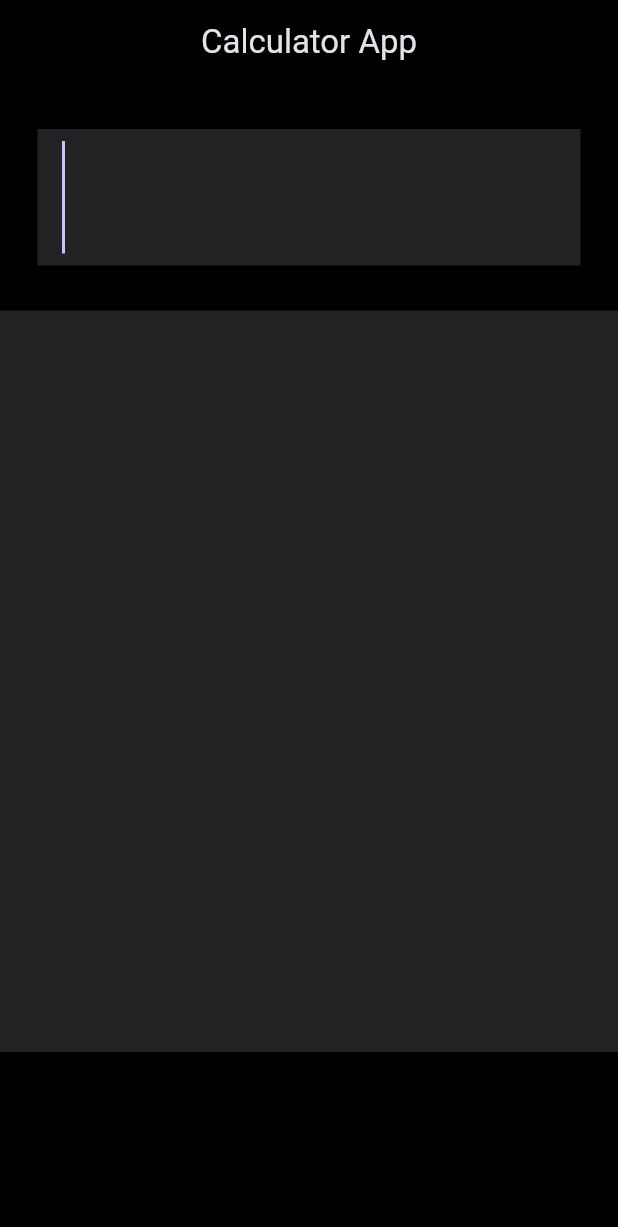
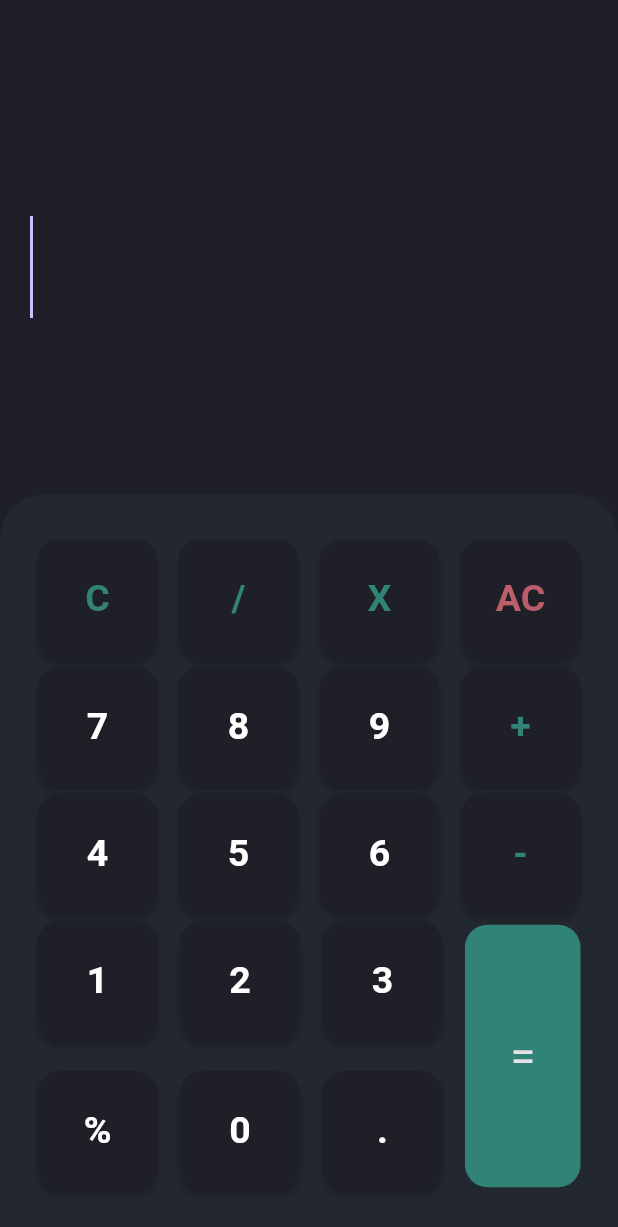
Before and after one commit to th3varun/calculator_app, a Flutter app: the screen it shows after launch, on a phone screen of 412 x 824 dp. Shown: the top 1227 px of the screen. Run offline on Flutter 3.47's test engine with Material 3 defaults, Android fonts, the phone set to English and light mode, and no system bars; missing offline and left inert: function_tree.

Commit message:
modified:   android/app/src/main/AndroidManifest.xml 	modified:   android/app/src/main/res/mipmap-hdpi/ic_launcher.png 	modified:   android/app/src/main/res/mipmap-mdpi/ic_launcher.png 	modified:   android/app/src/main/res/mipmap-xhdpi/ic_launcher.png 	modified:   android/app/src/main/res/mipmap-xxhdpi/ic_launcher.png 	modified:   android/app/src/main/res/mipmap-xxxhdpi/ic_launcher.png 	new file:   lib/Provider/cal_provider.dart 	modified:   lib/constant/colors.dart 	modified:   lib/main.dart 	modified:   lib/screens/home_screen.dart 	new file:   lib/screens/widgets_data.dart 	new file:   lib/widgets/button.dart 	new file:   lib/widgets/cal_buttons.dart 	modified:   lib/widgets/text_field.dart 	modified:   pubspec.lock 	modified:   pubspec.yaml

```diff
--- /dev/null
+++ b/lib/Provider/cal_provider.dart
@@ -0,0 +1,40 @@
+import 'package:flutter/material.dart';
+import 'package:function_tree/function_tree.dart';
+
+class CalculatorProvider extends ChangeNotifier {
+  final compController = TextEditingController();
+
+  setValue(String value) {
+    String str = compController.text;
+
+    switch (value) {
+      case "C":
+        compController.text = str.substring(0, str.length - 1);
+        break;
+      case "AC":
+        compController.clear();
+        break;
+      case "X":
+        compController.text += "*";
+        break;
+      case "=":
+        compute();
+        break;
+      default:
+        compController.text += value;
+    }
+    compController.selection = TextSelection.fromPosition(
+        TextPosition(offset: compController.text.length));
+  }
+
+  compute() {
+    String text = compController.text;
+    compController.text = text.interpret().toString();
+  }
+
+  @override
+  void dispose() {
+    super.dispose();
+    compController.dispose();
+  }
+}
--- a/lib/constant/colors.dart
+++ b/lib/constant/colors.dart
@@ -1,7 +1,14 @@
 import 'package:flutter/material.dart';
 
 class AppColors {
-  static const primaryColor = Color(0xFF212224);
-  static const secondaryColor = Color(0xFF317AF7);
-  static const secondary2Color = Color(0xFF26282D);
+  static const primaryColor = Color(0xFF23272f);
+  static const secondaryColor = Color(0xFF318377);
+  static const secondary2Color = Color(0xFF1f2027);
+  static const tertiaryColor = Color(0xFFbc5d6c);
 }
+
+//class AppColors {
+  //static const primaryColor = Color(0xFF212224);
+  //static const secondaryColor = Color(0xFF317AF7);
+ // static const secondary2Color = Color(0xFF26282D);
+//}
--- a/lib/main.dart
+++ b/lib/main.dart
@@ -1,5 +1,7 @@
+import 'package:calculator_app/Provider/cal_provider.dart';
 import 'package:calculator_app/screens/home_screen.dart';
 import 'package:flutter/material.dart';
+import 'package:provider/provider.dart';
 
 void main() {
   runApp(const CalaculatorApp());
@@ -15,12 +17,13 @@ class CalaculatorApp extends StatefulWidget {
 class _CalaculatorAppState extends State<CalaculatorApp> {
   @override
   Widget build(BuildContext context) {
-    return MaterialApp(
-      theme: ThemeData.dark(),
-      debugShowCheckedModeBanner: false,
-      home: const HomeScreen(),
-      // This is to check
-      //wow this really works
+    return ChangeNotifierProvider(
+      create: (context) => CalculatorProvider(),
+      child: MaterialApp(
+        theme: ThemeData.dark(),
+        debugShowCheckedModeBanner: false,
+        home: const HomeScreen(),
+      ),
     );
   }
 }
--- a/lib/screens/home_screen.dart
+++ b/lib/screens/home_screen.dart
@@ -1,6 +1,10 @@
+import 'package:calculator_app/Provider/cal_provider.dart';
 import 'package:calculator_app/constant/colors.dart';
+import 'package:calculator_app/screens/widgets_data.dart';
+import 'package:calculator_app/widgets/cal_buttons.dart';
 import 'package:calculator_app/widgets/text_field.dart';
 import 'package:flutter/material.dart';
+import 'package:provider/provider.dart';
 
 class HomeScreen extends StatelessWidget {
   const HomeScreen({super.key});
@@ -8,24 +12,79 @@ class HomeScreen extends StatelessWidget {
   @override
   Widget build(BuildContext context) {
     final screenHeight = MediaQuery.sizeOf(context).height;
-    final padding = EdgeInsets.symmetric(horizontal: 25, vertical: 30);
+    const padding = EdgeInsets.symmetric(horizontal: 25, vertical: 30);
+    const decoration = BoxDecoration(
+        color: AppColors.primaryColor,
+        borderRadius: BorderRadius.vertical(top: Radius.circular(30)));
+
+    return Consumer<CalculatorProvider>(builder: (context, provider, _) {
       return Scaffold(
-      backgroundColor: Colors.black,
+        backgroundColor: AppColors.secondary2Color,
         appBar: AppBar(
-        title: const Center(child: Text("Calculator App")),
-        backgroundColor: Colors.black,
+          title: const Center(child: Text("")),
+          backgroundColor: AppColors.secondary2Color,
         ),
         body: Column(
           children: [
-          CustomTextField(),
+            CustomTextField(
+              controller: provider.compController,
+            ),
+            const Spacer(),
             Container(
               height: screenHeight * 0.6,
               width: double.infinity,
               padding: padding,
-            decoration: BoxDecoration(color: AppColors.primaryColor),
+              decoration: decoration,
+              child: Column(
+                mainAxisAlignment: MainAxisAlignment.spaceBetween,
+                children: [
+                  Row(
+                    mainAxisAlignment: MainAxisAlignment.spaceBetween,
+                    children: List.generate(4, (index) => buttonList[index]),
+                  ),
+                  Row(
+                    mainAxisAlignment: MainAxisAlignment.spaceBetween,
+                    children:
+                        List.generate(4, (index) => buttonList[index + 4]),
+                  ),
+                  Row(
+                    mainAxisAlignment: MainAxisAlignment.spaceBetween,
+                    children:
+                        List.generate(4, (index) => buttonList[index + 8]),
+                  ),
+                  Row(
+                    children: [
+                      Expanded(
+                        child: Column(
+                          children: [
+                            Row(
+                              mainAxisAlignment: MainAxisAlignment.spaceBetween,
+                              children: List.generate(
+                                  3, (index) => buttonList[index + 12]),
+                            ),
+                            const SizedBox(
+                              height: 20,
+                            ),
+                            Row(
+                              mainAxisAlignment: MainAxisAlignment.spaceBetween,
+                              children: List.generate(
+                                  3, (index) => buttonList[index + 15]),
+                            ),
+                          ],
+                        ),
+                      ),
+                      const SizedBox(
+                        width: 15,
+                      ),
+                      const CalculateButton(),
+                    ],
+                  ),
+                ],
+              ),
             ),
           ],
         ),
       );
+    });
   }
 }
--- /dev/null
+++ b/lib/screens/widgets_data.dart
@@ -0,0 +1,51 @@
+import 'package:calculator_app/constant/colors.dart';
+import 'package:calculator_app/widgets/button.dart';
+import 'package:flutter/material.dart';
+
+List<Widget> buttonList = [
+  const Button1(
+    label: "C",
+    textColor: AppColors.secondaryColor,
+  ),
+  const Button1(label: "/", textColor: AppColors.secondaryColor),
+  const Button1(label: "X", textColor: AppColors.secondaryColor),
+  const Button1(label: "AC", textColor: AppColors.tertiaryColor),
+  const Button1(
+    label: "7",
+  ),
+  const Button1(
+    label: "8",
+  ),
+  const Button1(
+    label: "9",
+  ),
+  const Button1(label: "+", textColor: AppColors.secondaryColor),
+  const Button1(
+    label: "4",
+  ),
+  const Button1(
+    label: "5",
+  ),
+  const Button1(
+    label: "6",
+  ),
+  const Button1(label: "-", textColor: AppColors.secondaryColor),
+  const Button1(
+    label: "1",
+  ),
+  const Button1(
+    label: "2",
+  ),
+  const Button1(
+    label: "3",
+  ),
+  const Button1(
+    label: "%",
+  ),
+  const Button1(
+    label: "0",
+  ),
+  const Button1(
+    label: ".",
+  ),
+];
--- /dev/null
+++ b/lib/widgets/button.dart
@@ -0,0 +1,34 @@
+import 'package:calculator_app/Provider/cal_provider.dart';
+import 'package:calculator_app/constant/colors.dart';
+import 'package:flutter/material.dart';
+import 'package:provider/provider.dart';
+
+class Button1 extends StatelessWidget {
+  const Button1(
+      {super.key, required this.label, this.textColor = Colors.white});
+
+  final String label;
+  final Color textColor;
+
+  @override
+  Widget build(BuildContext context) {
+    return InkWell(
+      onTap: () => Provider.of<CalculatorProvider>(context, listen: false)
+          .setValue(label),
+      child: Material(
+        elevation: 2,
+        color: AppColors.secondary2Color,
+        borderRadius: BorderRadius.circular(15),
+        child: CircleAvatar(
+          radius: 40,
+          backgroundColor: AppColors.secondary2Color,
+          child: Text(
+            label,
+            style: TextStyle(
+                color: textColor, fontSize: 25, fontWeight: FontWeight.w600),
+          ),
+        ),
+      ),
+    );
+  }
+}
--- /dev/null
+++ b/lib/widgets/cal_buttons.dart
@@ -0,0 +1,33 @@
+import 'package:calculator_app/Provider/cal_provider.dart';
+import 'package:calculator_app/constant/colors.dart';
+import 'package:flutter/material.dart';
+import 'package:provider/provider.dart';
+
+class CalculateButton extends StatelessWidget {
+  const CalculateButton({
+    super.key,
+  });
+
+  @override
+  Widget build(BuildContext context) {
+    return InkWell(
+      onTap: () =>
+          Provider.of<CalculatorProvider>(context, listen: false).setValue("="),
+      child: Container(
+        height: 175,
+        width: 77,
+        decoration: BoxDecoration(
+            color: AppColors.secondaryColor,
+            borderRadius: BorderRadius.circular(15)),
+        child: const Center(
+          child: Text(
+            "=",
+            style: TextStyle(
+              fontSize: 30,
+            ),
+          ),
+        ),
+      ),
+    );
+  }
+}
--- a/lib/widgets/text_field.dart
+++ b/lib/widgets/text_field.dart
@@ -4,19 +4,22 @@ import 'package:flutter/material.dart';
 class CustomTextField extends StatelessWidget {
   const CustomTextField({
     super.key,
+    required this.controller,
   });
+
+  final TextEditingController controller;
 
   @override
   Widget build(BuildContext context) {
     return Padding(
-      padding: const EdgeInsets.symmetric(horizontal: 25, vertical: 30),
+      padding: const EdgeInsets.symmetric(horizontal: 20, vertical: 80),
       child: TextField(
-        controller: TextEditingController(),
+        controller: controller,
         decoration: const InputDecoration(
             border: InputBorder.none,
             fillColor: AppColors.primaryColor,
-            filled: true),
-        style: const TextStyle(fontSize: 50),
+            filled: false),
+        style: const TextStyle(fontSize: 45),
         readOnly: true,
         autofocus: true,
         showCursor: true,
--- a/pubspec.yaml
+++ b/pubspec.yaml
@@ -35,6 +35,8 @@ dependencies:
   # The following adds the Cupertino Icons font to your application.
   # Use with the CupertinoIcons class for iOS style icons.
   cupertino_icons: ^1.0.6
+  function_tree: ^0.9.1
+  provider: ^6.1.2
 
 dev_dependencies:
   flutter_test:
```
Also changed, not shown: pubspec.lock, 6 other files. Lines whose indentation alone changed are shown as unchanged.
